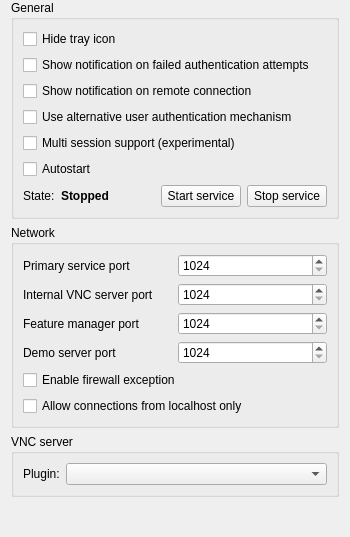
The window that configurator/src/ServiceConfigurationPage.ui (veyon/veyon) describes before a commit, drawn with Qt 5.
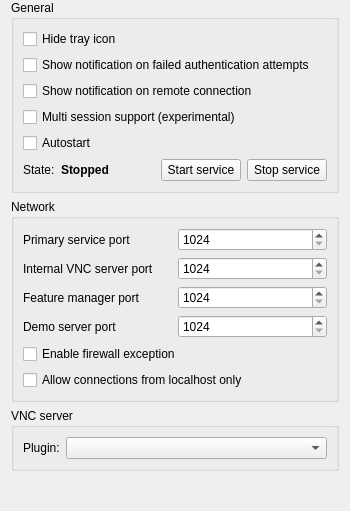
The same window after the commit. Icons and pictures are not drawn.

Commit message:
VeyonConfiguration: drop obsolete auth mech setting
This setting has been replaced by platform-specific settings.

```diff
--- a/configurator/src/ServiceConfigurationPage.ui
+++ b/configurator/src/ServiceConfigurationPage.ui
@@ -18,20 +18,6 @@
       <string>General</string>
      </property>
      <layout class="QGridLayout" name="gridLayout_12">
-      <item row="6" column="0">
-       <widget class="QLabel" name="label_16">
-        <property name="text">
-         <string>State:</string>
-        </property>
-       </widget>
-      </item>
-      <item row="3" column="0" colspan="5">
-       <widget class="QCheckBox" name="isAlternativeAuthenticationMechanismEnabled">
-        <property name="text">
-         <string>Use alternative user authentication mechanism</string>
-        </property>
-       </widget>
-      </item>
       <item row="2" column="0" colspan="5">
        <widget class="QCheckBox" name="remoteConnectionNotificationsEnabled">
         <property name="text">
@@ -39,7 +25,28 @@
         </property>
        </widget>
       </item>
-      <item row="6" column="3">
+      <item row="1" column="0" colspan="5">
+       <widget class="QCheckBox" name="failedAuthenticationNotificationsEnabled">
+        <property name="text">
+         <string>Show notification on failed authentication attempts</string>
+        </property>
+       </widget>
+      </item>
+      <item row="0" column="0" colspan="5">
+       <widget class="QCheckBox" name="isTrayIconHidden">
+        <property name="text">
+         <string>Hide tray icon</string>
+        </property>
+       </widget>
+      </item>
+      <item row="5" column="0">
+       <widget class="QLabel" name="label_16">
+        <property name="text">
+         <string>State:</string>
+        </property>
+       </widget>
+      </item>
+      <item row="5" column="3">
        <widget class="QPushButton" name="startService">
         <property name="text">
          <string>Start service</string>
@@ -50,32 +57,14 @@
         </property>
        </widget>
       </item>
-      <item row="5" column="0" colspan="5">
+      <item row="4" column="0" colspan="5">
        <widget class="QCheckBox" name="autostartService">
         <property name="text">
          <string>Autostart</string>
         </property>
        </widget>
       </item>
-      <item row="6" column="4">
-       <widget class="QPushButton" name="stopService">
-        <property name="text">
-         <string>Stop service</string>
-        </property>
-        <property name="icon">
-         <iconset resource="../resources/configurator.qrc">
-          <normaloff>:/configurator/media-playback-stop.png</normaloff>:/configurator/media-playback-stop.png</iconset>
-        </property>
-       </widget>
-      </item>
-      <item row="0" column="0" colspan="5">
-       <widget class="QCheckBox" name="isTrayIconHidden">
-        <property name="text">
-         <string>Hide tray icon</string>
-        </property>
-       </widget>
-      </item>
-      <item row="4" column="0" colspan="5">
+      <item row="3" column="0" colspan="5">
        <widget class="QCheckBox" name="isMultiSessionServiceEnabled">
         <property name="toolTip">
          <string>Enabling this option will make the service launch a server process for every interactive session on a computer.
@@ -86,7 +75,18 @@
         </property>
        </widget>
       </item>
-      <item row="6" column="2">
+      <item row="5" column="4">
+       <widget class="QPushButton" name="stopService">
+        <property name="text">
+         <string>Stop service</string>
+        </property>
+        <property name="icon">
+         <iconset resource="../resources/configurator.qrc">
+          <normaloff>:/configurator/media-playback-stop.png</normaloff>:/configurator/media-playback-stop.png</iconset>
+        </property>
+       </widget>
+      </item>
+      <item row="5" column="2">
        <spacer name="horizontalSpacer_9">
         <property name="orientation">
          <enum>Qt::Horizontal</enum>
@@ -99,7 +99,7 @@
         </property>
        </spacer>
       </item>
-      <item row="6" column="1">
+      <item row="5" column="1">
        <widget class="QLabel" name="serviceState">
         <property name="font">
          <font>
@@ -112,13 +112,6 @@
         </property>
        </widget>
       </item>
-      <item row="1" column="0" colspan="5">
-       <widget class="QCheckBox" name="failedAuthenticationNotificationsEnabled">
-        <property name="text">
-         <string>Show notification on failed authentication attempts</string>
-        </property>
-       </widget>
-      </item>
      </layout>
     </widget>
    </item>
```
The commit also changes 1 other file.
